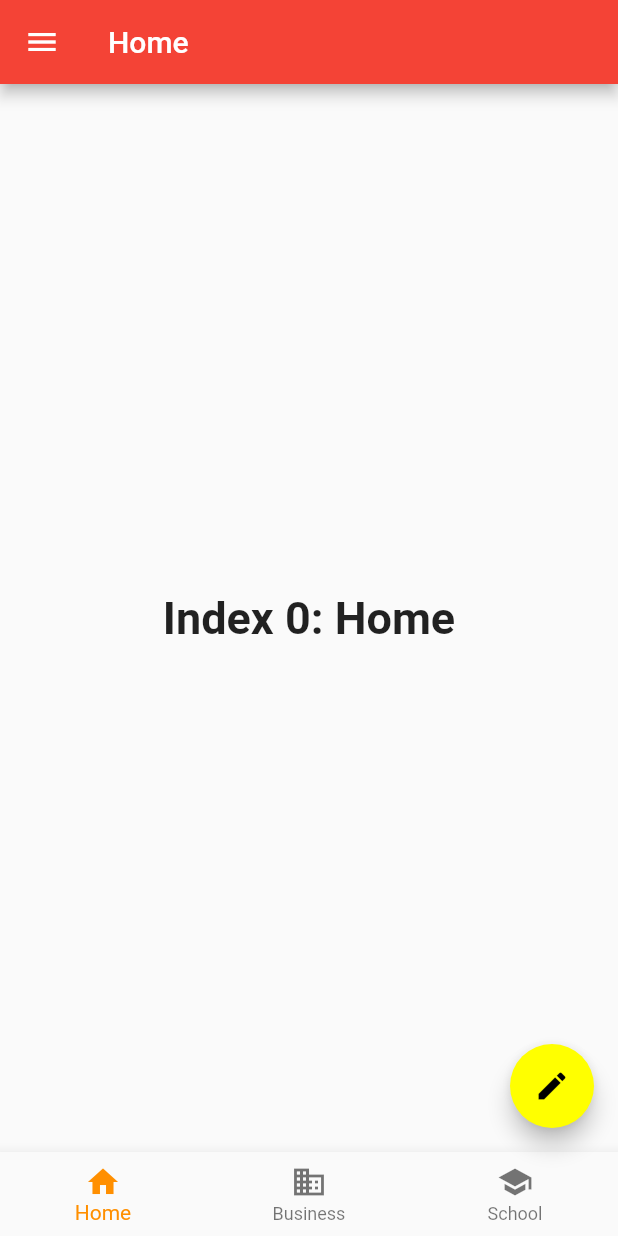
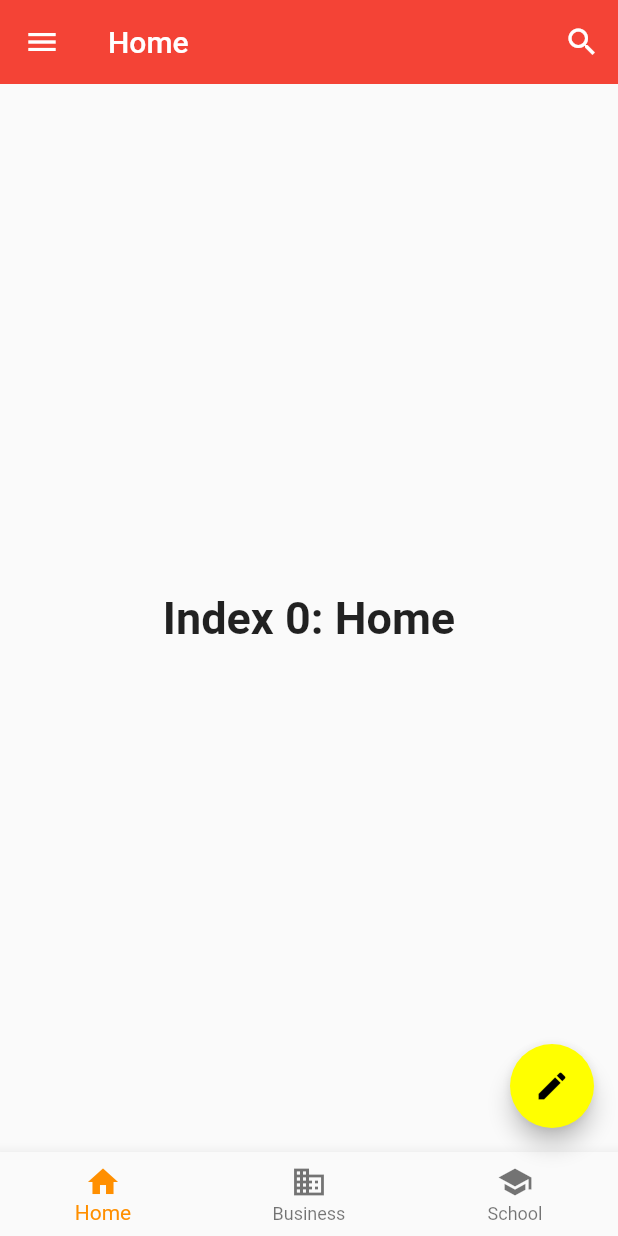
Before and after one commit to jitendraAn/Flutter-Demo-Project, a Flutter app: the HomeScreen screen opened by its route, on a phone screen of 412 x 824 dp. Run offline on Flutter 3.47's test engine with Material 2 defaults, Android fonts, the phone set to English and light mode, and no system bars; our stand-ins replace ant_icons, shared_preferences; accounts and stored records are empty; network calls fail; statements that could not run were skipped.

Commit message:
added search functionality

```diff
--- a/lib/Home/HomeScreen.dart
+++ b/lib/Home/HomeScreen.dart
@@ -6,6 +6,7 @@ import 'package:http/http.dart' as http;
 import 'package:my_flutter_cocktail_app/Home/rocket_details_screen.dart';
 import 'package:my_flutter_cocktail_app/Home/rocket_list_tile.dart';
 import 'package:my_flutter_cocktail_app/NetworkRepository/backend.dart';
+import 'package:my_flutter_cocktail_app/seach/Search.dart';
 import 'package:my_flutter_cocktail_app/utils/Constraints.dart';
 
 class HomeScreen extends StatefulWidget {
@@ -126,6 +127,22 @@ class _HomeScreenState extends State<HomeScreen> {
     return Scaffold(
       appBar: AppBar(
         title: Text("Home"),
+        elevation: 0.0,
+        actions: <Widget>[
+          // TODO: Add shortcut to login screen from trailing icons (104)
+          IconButton(
+            icon: Icon(
+              Icons.search,
+              semanticLabel: 'search',
+            ),
+            onPressed: () {
+              // TODO: Add open login (104)
+              showSearch(context: context, delegate: DataSearch());
+            },
+          ),
+
+        ],
+
       ),
       body: isBottom? Center(
           child: _widgetOptions.elementAt(_selectedIndex))
--- /dev/null
+++ b/lib/seach/Search.dart
@@ -0,0 +1,39 @@
+import 'package:flutter/material.dart';
+
+class DataSearch extends SearchDelegate<String>{
+var data=<String>[];
+
+  DataSearch();
+  @override
+  List<Widget> buildActions(BuildContext context) {
+    return [
+      IconButton(onPressed: (){close(context, null);}, icon: Icon(Icons.clear))
+    ];
+  }
+
+  @override
+  Widget buildLeading(BuildContext context) {
+    // TODO: implement buildLeading
+   return IconButton(onPressed: (){close(context, null);},
+       icon: AnimatedIcon(icon: AnimatedIcons.menu_arrow,
+     progress: transitionAnimation,));
+  }
+
+  @override
+  Widget buildResults(BuildContext context) {
+    // TODO: implement buildResults
+    return Container();
+  }
+
+  @override
+  Widget buildSuggestions(BuildContext context) {
+    final suggestionList=query.isEmpty?data:data.where((element) => element.toLowerCase().startsWith(query.toLowerCase())).toList();
+    // TODO: implement buildSuggestions
+    return ListView.builder(itemBuilder: (context,index){
+      return ListTile(
+        title: Text(suggestionList[index]),
+      );
+    },itemCount: suggestionList.length,);
+  }
+
+}
```
